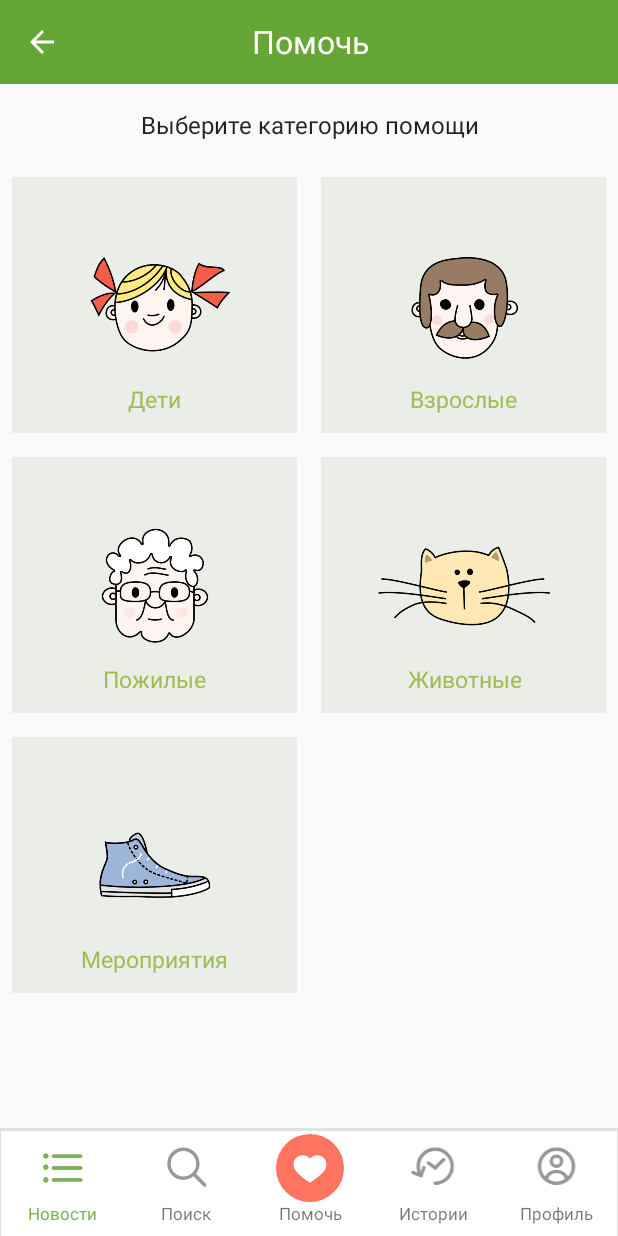
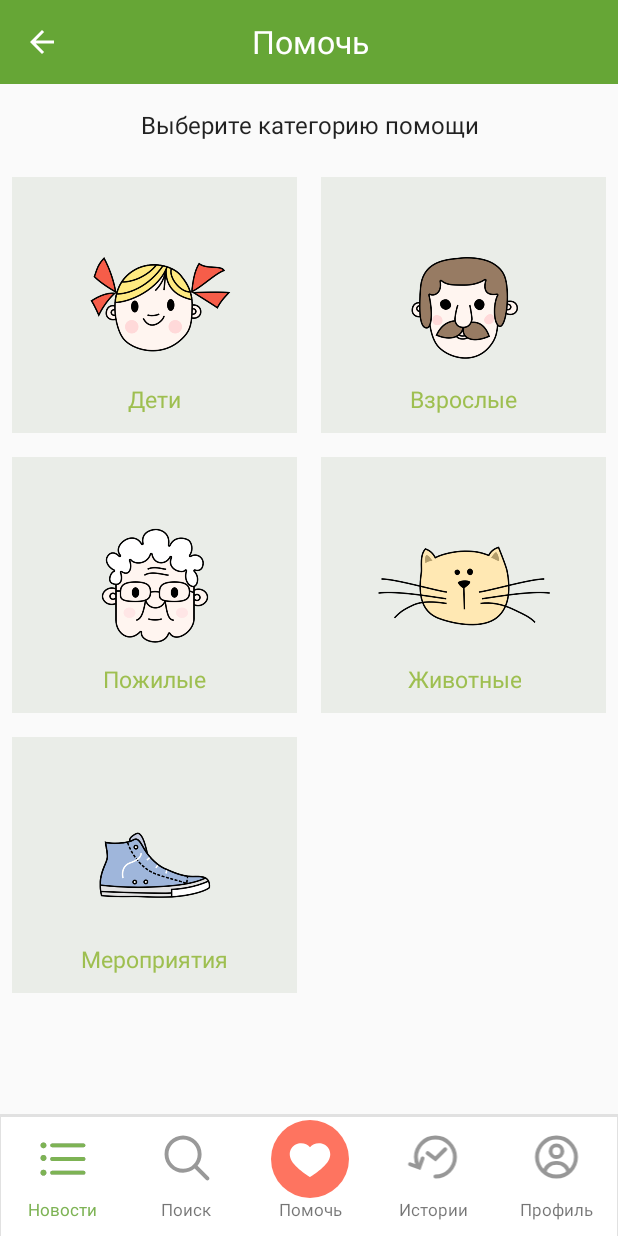
Before and after one commit to ampp8800/Hochu_pomoch, an Android app: the screen it shows after launch (MainActivity), on a phone screen of 412 x 824 dp. Run offline under Robolectric (Android 15) with nearby library versions, the phone set to English and light mode, and no system bars.

Commit message:
design edit and add toast

```diff
--- a/app/src/main/java/com/ampp8800/hochupomoch/Help.java
+++ /dev/null
@@ -1,28 +0,0 @@
-package com.ampp8800.hochupomoch;
-
-public class Help {
-    private String name; // название
-    private int imageHelpResource; // ресурс флага
-
-    public Help(String name, int imageHelpResource){
-
-        this.name = name;
-        this.imageHelpResource = imageHelpResource;
-    }
-
-    public String getName() {
-        return this.name;
-    }
-
-    public void setName(String name) {
-        this.name = name;
-    }
-
-    public int getImageHelpResource() {
-        return this.imageHelpResource;
-    }
-
-    public void setImageHelpResource(int imageHelpResource) {
-        this.imageHelpResource = imageHelpResource;
-    }
-}
--- a/app/src/main/java/com/ampp8800/hochupomoch/HelpAdapter.java
+++ b/app/src/main/java/com/ampp8800/hochupomoch/HelpAdapter.java
@@ -6,46 +6,61 @@ import android.view.View;
 import android.view.ViewGroup;
 import android.widget.ImageView;
 import android.widget.TextView;
+import android.widget.Toast;
 
 import androidx.recyclerview.widget.RecyclerView;
 
 import java.util.List;
 
-public class HelpAdapter extends RecyclerView.Adapter<HelpAdapter.ViewHolder> {
+public class HelpAdapter extends RecyclerView.Adapter<HelpAdapter.HelpAdapterViewHolder> {
 
     private final LayoutInflater inflater;
-    private final List<Help> helps;
+    private final List<HelpListItem> helpListItem;
+    private final Context context;
 
-    HelpAdapter(Context context, List<Help> helps) {
-        this.helps = helps;
+    HelpAdapter(Context context, List<HelpListItem> helpListItem) {
+        this.helpListItem = helpListItem;
         this.inflater = LayoutInflater.from(context);
-    }
-    @Override
-    public HelpAdapter.ViewHolder onCreateViewHolder(ViewGroup parent, int viewType) {
-
-        View view = inflater.inflate(R.layout.help_items, parent, false);
-        return new ViewHolder(view);
+        this.context = context;
     }
 
     @Override
-    public void onBindViewHolder(HelpAdapter.ViewHolder holder, int position) {
-        Help help = helps.get(position);
+    public HelpAdapterViewHolder onCreateViewHolder(ViewGroup parent, int viewType) {
+
+        View view = inflater.inflate(R.layout.help_item, parent, false);
+        return new HelpAdapterViewHolder(view);
+    }
+
+    @Override
+    public void onBindViewHolder(HelpAdapterViewHolder holder, int position) {
+        HelpListItem help = helpListItem.get(position);
         holder.imageHelpView.setImageResource(help.getImageHelpResource());
         holder.nameView.setText(help.getName());
     }
 
     @Override
     public int getItemCount() {
-        return helps.size();
+        return helpListItem.size();
     }
 
-    public static class ViewHolder extends RecyclerView.ViewHolder {
+    public class HelpAdapterViewHolder extends RecyclerView.ViewHolder {
         final ImageView imageHelpView;
         final TextView nameView;
-        ViewHolder(View view){
+
+        HelpAdapterViewHolder(View view) {
             super(view);
             imageHelpView = view.findViewById(R.id.imageHelp);
             nameView = view.findViewById(R.id.name);
+            view.setOnClickListener(new View.OnClickListener() {
+
+                @Override
+                public void onClick(View view) {
+                    int positionIndex = getAdapterPosition();
+                    String name = helpListItem.get(positionIndex).getName();
+                    Toast toast = Toast.makeText(context, name, Toast.LENGTH_SHORT);
+                    toast.show();
+                }
+            });
         }
     }
 }
--- /dev/null
+++ b/app/src/main/java/com/ampp8800/hochupomoch/HelpListItem.java
@@ -0,0 +1,22 @@
+package com.ampp8800.hochupomoch;
+
+public class HelpListItem {
+    private final String name;
+    private final int imageHelpResource;
+
+
+    public HelpListItem(String name, int imageHelpResource) {
+
+        this.name = name;
+        this.imageHelpResource = imageHelpResource;
+    }
+
+    public String getName() {
+        return this.name;
+    }
+
+    public int getImageHelpResource() {
+        return this.imageHelpResource;
+    }
+
+}
--- a/app/src/main/java/com/ampp8800/hochupomoch/MainActivity.java
+++ b/app/src/main/java/com/ampp8800/hochupomoch/MainActivity.java
@@ -1,23 +1,25 @@
 package com.ampp8800.hochupomoch;
 
 import androidx.appcompat.app.AppCompatActivity;
+
 import android.os.Bundle;
-
 
 import androidx.appcompat.widget.Toolbar;
 import androidx.recyclerview.widget.GridLayoutManager;
 import androidx.recyclerview.widget.RecyclerView;
+
 import java.util.ArrayList;
 
 public class MainActivity extends AppCompatActivity {
 
-    ArrayList<Help> helps = new ArrayList<Help>();
+    private ArrayList<HelpListItem> helps = new ArrayList<HelpListItem>();
+
     @Override
     protected void onCreate(Bundle savedInstanceHelp) {
         super.onCreate(savedInstanceHelp);
         setContentView(R.layout.activity_help);
         // инициализация тулбара
-        Toolbar toolbar =  (Toolbar) findViewById(R.id.toolbar);
+        Toolbar toolbar = (Toolbar) findViewById(R.id.toolbar);
         setSupportActionBar(toolbar);
         getSupportActionBar().setDisplayHomeAsUpEnabled(true);
         // начальная инициализация списка
@@ -29,12 +31,13 @@ public class MainActivity extends AppCompatActivity {
         // устанавливаем для списка адаптер
         recyclerView.setAdapter(adapter);
     }
+
     private void setInitialData() {
-        helps.add(new Help("Дети", R.drawable.children));
-        helps.add(new Help("Взрослые", R.drawable.adults));
-        helps.add(new Help("Пожилые", R.drawable.elderly));
-        helps.add(new Help("Животные", R.drawable.animals));
-        helps.add(new Help("Мероприятия", R.drawable.events));
+        helps.add(new HelpListItem("Дети", R.drawable.children));
+        helps.add(new HelpListItem("Взрослые", R.drawable.adults));
+        helps.add(new HelpListItem("Пожилые", R.drawable.elderly));
+        helps.add(new HelpListItem("Животные", R.drawable.animals));
+        helps.add(new HelpListItem("Мероприятия", R.drawable.events));
 
     }
 }
--- a/app/src/main/res/layout/activity_help.xml
+++ b/app/src/main/res/layout/activity_help.xml
@@ -1,7 +1,6 @@
 <?xml version="1.0" encoding="utf-8"?>
 <LinearLayout xmlns:android="http://schemas.android.com/apk/res/android"
     xmlns:app="http://schemas.android.com/apk/res-auto"
-    xmlns:tools="http://schemas.android.com/tools"
     android:layout_width="match_parent"
     android:layout_height="match_parent"
     android:orientation="vertical">
@@ -11,11 +10,11 @@
         layout="@layout/toolbar" />
 
     <TextView
+        style="@style/TextStyle5"
         android:layout_width="match_parent"
         android:layout_height="wrap_content"
-        android:text="Выберите категорию помощи"
         android:padding="16dp"
-        style="@style/TextStyle5" />
+        android:text="@string/choose_a_category_of_help" />
 
     <androidx.recyclerview.widget.RecyclerView
         android:id="@+id/helps_list"
@@ -26,61 +25,66 @@
 
     <LinearLayout
         android:layout_width="match_parent"
-        android:layout_height="50dp"
+        android:layout_height="60dp"
+        android:layout_weight="1"
+        android:background="@drawable/background_with_shadow"
         android:orientation="horizontal"
-        android:layout_weight="1"
-        android:paddingTop="4dp"
-        android:background="@drawable/background_with_shadow">
+        android:paddingTop="4dp">
 
         <LinearLayout
             android:layout_width="match_parent"
             android:layout_height="match_parent"
-            android:orientation="vertical"
-            android:layout_weight="1">
+            android:layout_weight="1"
+            android:orientation="vertical">
+
             <ImageView
                 android:layout_width="match_parent"
                 android:layout_height="match_parent"
-                android:src="@drawable/ic_news"
-                android:layout_weight="1"/>
+                android:layout_weight="1"
+                android:src="@drawable/ic_news" />
+
             <TextView
+                style="@style/TextStyle4"
                 android:layout_width="match_parent"
                 android:layout_height="match_parent"
-                style="@style/TextStyle4"
-                android:text="Новости"
-                android:textColor="@color/turtle_green"
+                android:layout_marginBottom="6dp"
                 android:layout_weight="2"
-                android:layout_marginBottom="6dp"/>
+                android:text="@string/news"
+                android:textColor="@color/turtle_green" />
         </LinearLayout>
 
         <LinearLayout
             android:layout_width="match_parent"
             android:layout_height="match_parent"
-            android:orientation="vertical"
-            android:layout_weight="1">
+            android:layout_weight="1"
+            android:orientation="vertical">
+
             <ImageView
                 android:layout_width="match_parent"
                 android:layout_height="match_parent"
-                android:src="@drawable/ic_searh"
-                android:layout_weight="1"/>
+                android:layout_weight="1"
+                android:src="@drawable/ic_searh" />
+
             <TextView
+                style="@style/TextStyle4"
                 android:layout_width="match_parent"
                 android:layout_height="match_parent"
-                style="@style/TextStyle4"
-                android:text="Поиск"
+                android:layout_marginBottom="6dp"
                 android:layout_weight="2"
-                android:layout_marginBottom="6dp"/>
+                android:text="@string/search" />
         </LinearLayout>
 
         <LinearLayout
             android:layout_width="match_parent"
             android:layout_height="match_parent"
-            android:orientation="vertical"
-            android:layout_weight="1">
+            android:layout_weight="1"
+            android:orientation="vertical">
 
             <androidx.constraintlayout.widget.ConstraintLayout
                 android:layout_width="match_parent"
                 android:layout_height="match_parent"
-                android:layout_weight="1">>
+                android:layout_weight="1">
+
                 <ImageView
                     android:layout_width="match_parent"
                     android:layout_height="match_parent"
@@ -99,12 +103,12 @@
 
 
             <TextView
+                style="@style/TextStyle4"
                 android:layout_width="match_parent"
                 android:layout_height="match_parent"
-                style="@style/TextStyle4"
-                android:text="Помочь"
+                android:layout_marginBottom="6dp"
                 android:layout_weight="2"
-                android:layout_marginBottom="6dp"/>
+                android:text="@string/help" />
         </LinearLayout>
 
         <LinearLayout
@@ -125,26 +129,28 @@
                 android:layout_height="match_parent"
                 android:layout_marginBottom="6dp"
                 android:layout_weight="2"
-                android:text="Истории" />
+                android:text="@string/stories" />
         </LinearLayout>
 
         <LinearLayout
             android:layout_width="match_parent"
             android:layout_height="match_parent"
-            android:orientation="vertical"
-            android:layout_weight="1">
+            android:layout_weight="1"
+            android:orientation="vertical">
+
             <ImageView
                 android:layout_width="match_parent"
                 android:layout_height="match_parent"
-                android:src="@drawable/ic_profile"
-                android:layout_weight="1"/>
+                android:layout_weight="1"
+                android:src="@drawable/ic_profile" />
+
             <TextView
+                style="@style/TextStyle4"
                 android:layout_width="match_parent"
                 android:layout_height="match_parent"
-                style="@style/TextStyle4"
-                android:text="Профиль"
+                android:layout_marginBottom="6dp"
                 android:layout_weight="2"
-                android:layout_marginBottom="6dp"/>
+                android:text="@string/profile" />
         </LinearLayout>
 
 
--- a/app/src/main/res/layout/help_items.xml
+++ b/app/src/main/res/layout/help_item.xml
@@ -4,8 +4,8 @@
     xmlns:tools="http://schemas.android.com/tools"
     android:layout_width="match_parent"
     android:layout_height="wrap_content"
-    android:background="@color/light_grey"
-    android:layout_margin="8dp">
+    android:layout_margin="8dp"
+    android:background="@color/light_grey">
 
     <ImageView
         android:id="@+id/imageHelp"
--- a/app/src/main/res/layout/toolbar.xml
+++ b/app/src/main/res/layout/toolbar.xml
@@ -5,10 +5,10 @@
     android:background="@color/leaf">
 
     <TextView
+        style="@style/TextStyle2"
         android:layout_width="match_parent"
         android:layout_height="wrap_content"
         android:paddingRight="70dp"
-        style="@style/TextStyle2"
         android:text="@string/app_name" />
 
 </androidx.appcompat.widget.Toolbar>
--- a/app/src/main/res/values-night/themes.xml
+++ /dev/null
@@ -1,16 +0,0 @@
-<resources xmlns:tools="http://schemas.android.com/tools">
-    <!-- Base application theme. -->
-    <style name="Theme.HochuPomoch" parent="Theme.MaterialComponents.DayNight.DarkActionBar">
-        <!-- Primary brand color. -->
-        <item name="colorPrimary">@color/purple_200</item>
-        <item name="colorPrimaryVariant">@color/purple_700</item>
-        <item name="colorOnPrimary">@color/black</item>
-        <!-- Secondary brand color. -->
-        <item name="colorSecondary">@color/teal_200</item>
-        <item name="colorSecondaryVariant">@color/teal_200</item>
-        <item name="colorOnSecondary">@color/black</item>
-        <!-- Status bar color. -->
-        <item name="android:statusBarColor" tools:targetApi="l">?attr/colorPrimaryVariant</item>
-        <!-- Customize your theme here. -->
-    </style>
-</resources>
--- a/app/src/main/res/values/strings.xml
+++ b/app/src/main/res/values/strings.xml
@@ -1,3 +1,10 @@
 <resources>
     <string name="app_name">Помочь</string>
+    <string name="loading">Загрузка...</string>
+    <string name="choose_a_category_of_help">Выберите категорию помощи</string>
+    <string name="news">Новости</string>
+    <string name="search">Поиск</string>
+    <string name="help">Помочь</string>
+    <string name="stories">Истории</string>
+    <string name="profile">Профиль</string>
 </resources>
```
Also changed, not shown: app/src/main/res/drawable/ic_icon_logo.xml (added, +30 -0 lines), app/src/main/res/drawable/ic_logo_mss.xml (added, +12 -0 lines), app/src/main/res/values/themes.xml (+18 -0 lines).
